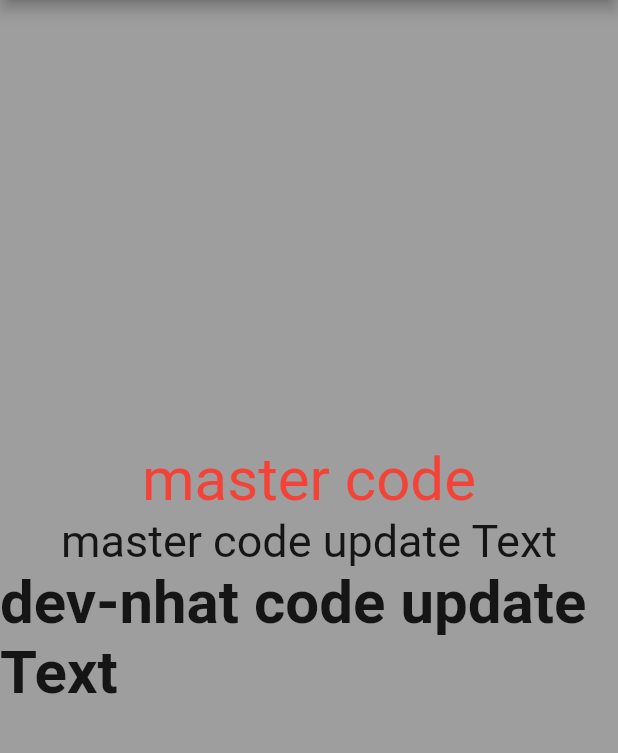
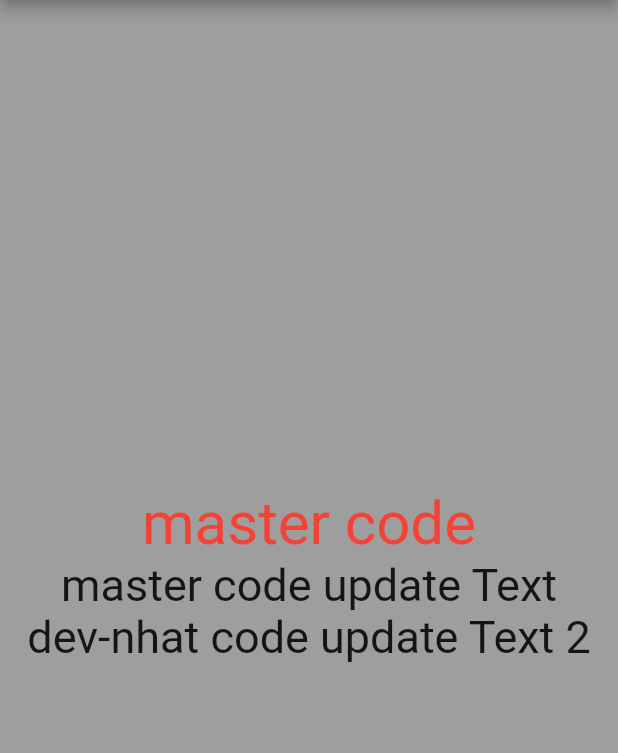
Before and after one commit to jami000/demo-git, a Flutter app: the screen it shows after launch, on a phone screen of 412 x 824 dp, the part 84-837 px from its top. Run offline on Flutter 3.47's test engine with Material 2 defaults, Android fonts, the phone set to English and light mode, and no system bars.

Commit message:
dev-nhat code update Text2

```diff
--- a/demogit_test/lib/main.dart
+++ b/demogit_test/lib/main.dart
@@ -46,8 +46,8 @@ class _MyHomePageState extends State<MyHomePage> {
               'master code update Text', style: TextStyle(fontSize: 30),
             ),
             Text(
-              'dev-nhat code update Text',
-              style: TextStyle(fontSize: 40, fontWeight: FontWeight.bold),
+              'dev-nhat code update Text 2',
+              style: TextStyle(fontSize: 30),
             ),
           ],
         ),
```
